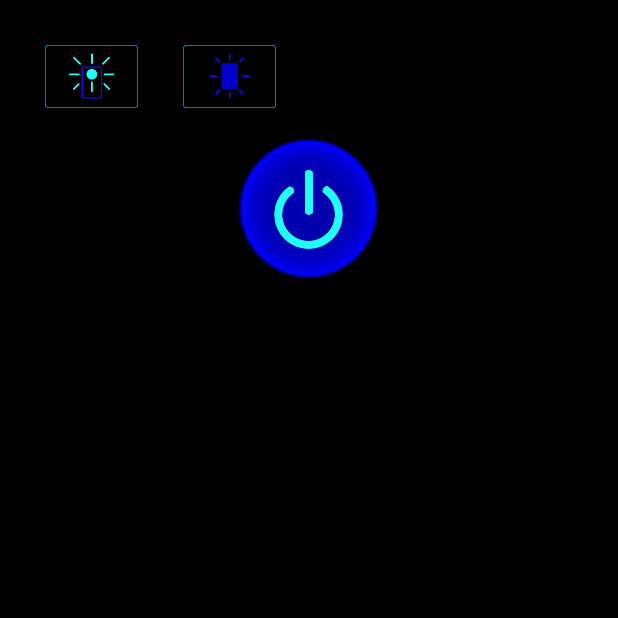
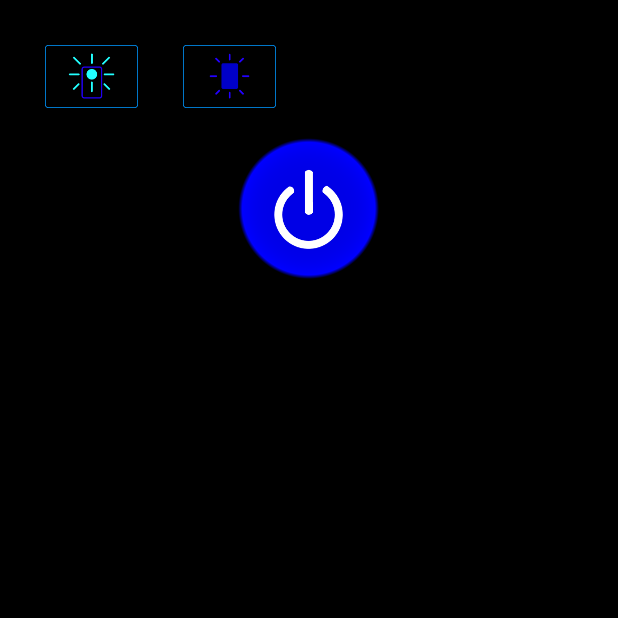
Before and after one commit to gitrexhugh/d0_light_01, an Android app: the screen it shows after launch (main_light_01), on a phone screen of 412 x 824 dp, the top half of it. Run offline under Robolectric (Android 15) with nearby library versions, the light colour scheme and no system bars.

Commit message:
update res xxhdpi, xxxhdpi,xhdpi image

```diff
--- a/app/src/main/java/com/example/rex_h/d0_light_01/main_light_01.java
+++ b/app/src/main/java/com/example/rex_h/d0_light_01/main_light_01.java
@@ -8,6 +8,7 @@ import android.os.Bundle;
 import android.view.View;
 import android.widget.SeekBar;
 import android.widget.ImageButton;
+import android.widget.ImageView;
 import android.widget.TextView;
 import android.graphics.Color;
 
@@ -15,21 +16,33 @@ import android.graphics.Color;
 public class main_light_01 extends Activity {
 
     private int light_state;// 1: On_back_light_constant, 2: On_back_light_flash, 3: On_screen_light, 4: Off_light
-    ImageButton ibtn_screen_light;
-    ImageButton ibtn_back_light;
-    ImageButton ibtn_power;
+    //以image button宣告圖形按鈕
+
+    private ImageButton ibtn_screen_light;
+    private ImageButton ibtn_back_light;
+    private ImageButton ibtn_power;
+    //以image view宣告圖形按鈕
+    /*
+    private ImageView ibtn_screen_light;
+    private ImageView ibtn_back_light;
+    private ImageView ibtn_power;*/
+
+    private TextView show_status;
+    private String str_status;
 
     @Override
     public void onCreate(Bundle savedInstanceState) {
         super.onCreate(savedInstanceState);
         load_default_layout();
-        ibtn_back_light=(ImageButton)findViewById(R.id.btn_back_light);
+        /*
+        ibtn_back_light=(ImageButton) findViewById(R.id.btn_back_light);
         ibtn_screen_light=(ImageButton)findViewById(R.id.btn_screen_light);
         ibtn_power=(ImageButton)findViewById(R.id.btn_power);
         //以下宣告按鈕，Listener內容另外寫
         ibtn_back_light.setOnClickListener(ibtn_back_light_click);// Back light
         ibtn_screen_light.setOnClickListener(ibtn_screen_light_Click);// Screen Light
-        ibtn_power.setOnClickListener(ibtn_power_click);// Power
+        ibtn_power.setOnClickListener(ibtn_power_click);// Power*/
+
 
         //以下將Listener Method寫在宣告內容中
         /*
@@ -68,40 +81,61 @@ public class main_light_01 extends Activity {
     }
     private void load_default_layout(){
         setContentView(R.layout.deafult_layout);
-        lightOn();
-        light_state=1;
+
+        ibtn_back_light=(ImageButton) findViewById(R.id.btn_back_light);
+        ibtn_screen_light=(ImageButton)findViewById(R.id.btn_screen_light);
+        ibtn_power=(ImageButton)findViewById(R.id.btn_power);
+        //以下宣告按鈕，Listener內容另外寫
+        ibtn_back_light.setOnClickListener(ibtn_back_light_click);// Back light
+        ibtn_screen_light.setOnClickListener(ibtn_screen_light_Click);// Screen Light
+        ibtn_power.setOnClickListener(ibtn_power_click);// Power
+
+        //lightOn();
+        //light_state=1;
         //light_behavior(light_state);
     }
 
 
     private void lightOn(){
+        show_status=(TextView)findViewById(R.id.show_status);
+        str_status="light_On";
+        show_status.setText(str_status);
+        ibtn_power.setImageResource(R.mipmap.light_xxxhdpi);
+
+        //以下為Camera Manager相關，不適用模擬器
+        /*
         CameraManager mCamera = (CameraManager)getSystemService(Context.CAMERA_SERVICE);
         try{
             String cameraID=mCamera.getCameraIdList()[0];
              mCamera.setTorchMode(cameraID,true);
         }catch (CameraAccessException e){
             e.printStackTrace();
-        }
+        }*/
     }
     private void lightOff(){
+        str_status="light_Off";
+        show_status.setText(str_status);
+        ibtn_power.setImageResource(R.mipmap.light_xxxhdpi_0);
+        //以下為Camera Manager相關，不適用模擬器
+        /*
         CameraManager mCamera = (CameraManager)getSystemService(Context.CAMERA_SERVICE);
         try{
             String cameraID=mCamera.getCameraIdList()[0];
             mCamera.setTorchMode(cameraID,false);
         }catch (CameraAccessException e){
             e.printStackTrace();
-        }
+        }*/
     }
 
     private void load_screen_light_layout(){
         setContentView(R.layout.screen_light_layout);
-        ibtn_back_light=(ImageButton)findViewById(R.id.btn_back_light);
+
+        /*ibtn_back_light=(ImageButton)findViewById(R.id.btn_back_light);
         ibtn_screen_light=(ImageButton)findViewById(R.id.btn_screen_light);
-        ibtn_power=(ImageButton)findViewById(R.id.btn_power);
+        ibtn_power=(ImageButton)findViewById(R.id.btn_power);*/
         //以下宣告按鈕，Listener內容另外寫
         ibtn_back_light.setOnClickListener(ibtn_back_light_click);// Back light
         ibtn_screen_light.setOnClickListener(ibtn_screen_light_Click);// Screen Light
-        ibtn_power.setOnClickListener(ibtn_power_click);// Power
 
         light_state=3;
         //light_behavior(light_state);
@@ -159,19 +193,16 @@ public class main_light_01 extends Activity {
         @Override
         public void onClick(View v) {
             light_state=3;
-            //light_behavior(light_state);
+            load_screen_light_layout();
         }
     };
 
     private View.OnClickListener ibtn_back_light_click=new View.OnClickListener() {
         @Override
         public void onClick(View v) {
-            if (light_state == 3) {
-                load_screen_light_layout();
-            } else {
-                light_state = 1;
-                lightOn();
-            }
+            light_state = 1;
+            load_default_layout();
+
         }
     };
 
--- a/app/src/main/res/layout/deafult_layout.xml
+++ b/app/src/main/res/layout/deafult_layout.xml
@@ -29,11 +29,19 @@
         android:id="@+id/btn_power"
         android:layout_width="wrap_content"
         android:layout_height="wrap_content"
-        android:contentDescription="@string/btn_back_light1_ds"
-        android:src="@mipmap/light_xxxhdpi"
+        android:contentDescription="@string/btn_back_light0_ds"
+        android:src="@mipmap/light_xxxhdpi_0"
         android:background="@android:color/transparent"
         android:layout_below="@+id/btn_back_light"
         android:layout_centerInParent="true"
         android:layout_margin="20sp"/>
+    <TextView
+        android:id="@+id/show_status"
+        android:layout_width="match_parent"
+        android:layout_height="wrap_content"
+        android:textSize="20sp"
+        android:layout_below="@id/btn_power"
+        android:layout_marginTop="20dp"
+        android:textColor="@color/colorAccent"/>
 
 </RelativeLayout>
```
